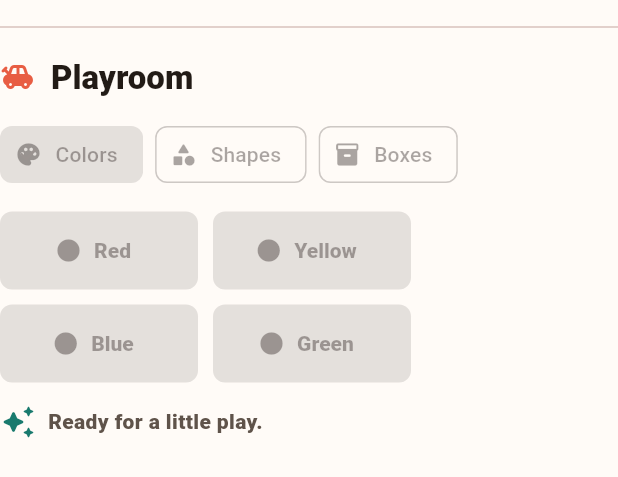
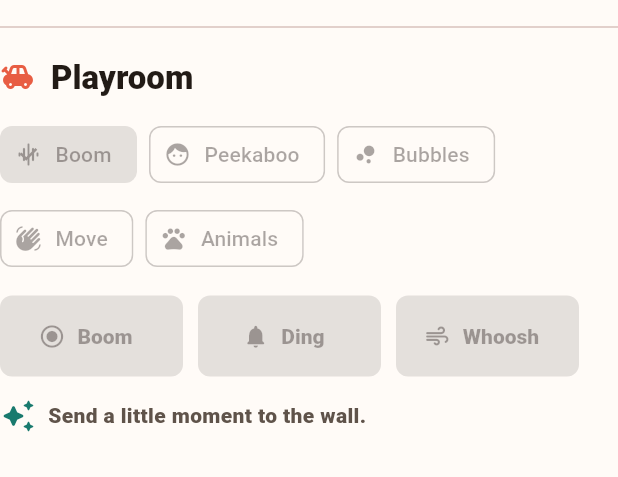
Before and after one commit to d3xt3r2909/family_hearth, a Flutter app: the RelativePlayroomPanel widget shown alone on an empty page, opened directly with empty values, on a phone screen of 412 x 824 dp. Shown: the top 477 px of the screen. Run offline on Flutter 3.47's test engine with Material 3 defaults, Android fonts, the phone set to English and light mode, and no system bars; our stand-ins replace cloud_firestore, firebase_auth, firebase_core, flutter_riverpod, shared_preferences; missing offline and left inert: flutter_webrtc; accounts and stored records are empty; network calls fail.

Commit message:
Make playroom baby-first

```diff
--- a/lib/src/domain/play_session.dart
+++ b/lib/src/domain/play_session.dart
@@ -1,18 +1,22 @@
-enum PlayActivity { colorPop, findShape, peekabooBox }
+enum PlayActivity { babyBeats, peekaboo, bubbles, clapAlong, animalSounds }
 
 enum PlaySessionStatus { idle, prompting, answered }
 
 class PlayActivityCatalog {
   const PlayActivityCatalog._();
 
-  static const colorKeys = ['red', 'yellow', 'blue', 'green'];
-  static const shapeKeys = ['circle', 'star', 'triangle'];
-  static const boxKeys = ['box1', 'box2', 'box3'];
+  static const beatKeys = ['boom', 'ding', 'whoosh'];
+  static const peekabooKeys = ['peekaboo', 'hello', 'smile'];
+  static const bubbleKeys = ['bubbles', 'stars', 'rainbow'];
+  static const clapKeys = ['clap', 'wave', 'dance'];
+  static const animalKeys = ['dog', 'cat', 'cow'];
 
   static List<String> optionsFor(PlayActivity activity) => switch (activity) {
-    PlayActivity.colorPop => colorKeys,
-    PlayActivity.findShape => shapeKeys,
-    PlayActivity.peekabooBox => boxKeys,
+    PlayActivity.babyBeats => beatKeys,
+    PlayActivity.peekaboo => peekabooKeys,
+    PlayActivity.bubbles => bubbleKeys,
+    PlayActivity.clapAlong => clapKeys,
+    PlayActivity.animalSounds => animalKeys,
   };
 }
 
@@ -30,6 +34,8 @@ class PlaySession {
     this.childResponseKey,
     this.childResponseCorrect,
   });
+
+  static const childTouchKey = 'babyTouch';
 
   final String id;
   final String familyId;
@@ -59,7 +65,7 @@ class PlaySession {
     return PlaySession(
       id: id,
       familyId: familyId,
-      activity: PlayActivity.colorPop,
+      activity: PlayActivity.babyBeats,
       status: PlaySessionStatus.idle,
       targetKey: '',
       options: const [],
@@ -102,7 +108,7 @@ class PlaySession {
       createdAt: createdAt,
       updatedAt: DateTime.now(),
       childResponseKey: responseKey,
-      childResponseCorrect: responseKey == targetKey,
+      childResponseCorrect: null,
     );
   }
 
@@ -125,7 +131,7 @@ class PlaySession {
       familyId: json['familyId'] as String? ?? '',
       activity: PlayActivity.values.firstWhere(
         (activity) => activity.name == json['activity'],
-        orElse: () => PlayActivity.colorPop,
+        orElse: () => PlayActivity.babyBeats,
       ),
       status: PlaySessionStatus.values.firstWhere(
         (status) => status.name == json['status'],
--- a/lib/src/i18n/app_localizations.dart
+++ b/lib/src/i18n/app_localizations.dart
@@ -602,71 +602,53 @@ class AppStrings {
   String get playroom => _pick('Playroom', 'Igraonica', 'Spielzimmer');
   String get clearPlay => _pick('Clear play', 'Očisti igru', 'Spiel leeren');
   String get playroomReady => _pick(
-    'Ready for a little play.',
-    'Spremno za malu igru.',
-    'Bereit für ein kleines Spiel.',
+    'Send a little moment to the wall.',
+    'Pošalji mali trenutak na zid.',
+    'Schicke einen kleinen Moment an die Wand.',
   );
   String playActivityLabel(PlayActivity activity) => switch (activity) {
-    PlayActivity.colorPop => _pick('Colors', 'Boje', 'Farben'),
-    PlayActivity.findShape => _pick('Shapes', 'Oblici', 'Formen'),
-    PlayActivity.peekabooBox => _pick('Boxes', 'Kutije', 'Boxen'),
+    PlayActivity.babyBeats => _pick('Boom', 'Bum', 'Bumm'),
+    PlayActivity.peekaboo => _pick('Peekaboo', 'Kuku', 'Kuckuck'),
+    PlayActivity.bubbles => _pick('Bubbles', 'Balončići', 'Blasen'),
+    PlayActivity.clapAlong => _pick('Move', 'Pokret', 'Bewegen'),
+    PlayActivity.animalSounds => _pick('Animals', 'Životinje', 'Tiere'),
   };
   String playTargetLabel(String key) => switch (key) {
-    'red' => _pick('Red', 'Crvena', 'Rot'),
-    'yellow' => _pick('Yellow', 'Žuta', 'Gelb'),
-    'blue' => _pick('Blue', 'Plava', 'Blau'),
-    'green' => _pick('Green', 'Zelena', 'Grün'),
-    'circle' => _pick('Circle', 'Krug', 'Kreis'),
-    'star' => _pick('Star', 'Zvijezda', 'Stern'),
-    'triangle' => _pick('Triangle', 'Trougao', 'Dreieck'),
-    'box1' => _pick('Box 1', 'Kutija 1', 'Box 1'),
-    'box2' => _pick('Box 2', 'Kutija 2', 'Box 2'),
-    'box3' => _pick('Box 3', 'Kutija 3', 'Box 3'),
+    'boom' => _pick('Boom', 'Bum', 'Bumm'),
+    'ding' => _pick('Ding', 'Ding', 'Ding'),
+    'whoosh' => _pick('Whoosh', 'Fiju', 'Wusch'),
+    'peekaboo' => _pick('Peekaboo', 'Kuku', 'Kuckuck'),
+    'hello' => _pick('Hello', 'Ćao', 'Hallo'),
+    'smile' => _pick('Smile', 'Osmijeh', 'Lächeln'),
+    'bubbles' => _pick('Bubbles', 'Balončići', 'Blasen'),
+    'stars' => _pick('Stars', 'Zvjezdice', 'Sterne'),
+    'rainbow' => _pick('Rainbow', 'Duga', 'Regenbogen'),
+    'clap' => _pick('Clap', 'Pljesak', 'Klatschen'),
+    'wave' => _pick('Wave', 'Mahni', 'Winken'),
+    'dance' => _pick('Dance', 'Ples', 'Tanzen'),
+    'dog' => _pick('Dog', 'Cuko', 'Hund'),
+    'cat' => _pick('Cat', 'Maca', 'Katze'),
+    'cow' => _pick('Cow', 'Krava', 'Kuh'),
     _ => key,
   };
-  String playWallPrompt(PlayActivity activity, String target) =>
+  String playWallMoment(PlayActivity activity, String target) =>
       switch (activity) {
-        PlayActivity.colorPop => _pick(
-          'Touch $target',
-          'Dodirni $target',
-          'Tippe $target',
-        ),
-        PlayActivity.findShape => _pick(
-          'Find $target',
-          'Nađi $target',
-          'Finde $target',
-        ),
-        PlayActivity.peekabooBox => _pick(
-          'Open $target',
-          'Otvori $target',
-          'Öffne $target',
-        ),
+        PlayActivity.babyBeats => '$target!',
+        PlayActivity.peekaboo => '$target!',
+        PlayActivity.bubbles => '$target!',
+        PlayActivity.clapAlong => '$target!',
+        PlayActivity.animalSounds => '$target!',
       };
-  String playWallCorrect(String target) =>
-      _pick('$target!', '$target!', '$target!');
-  String get playWallTryAgain =>
-      _pick('Good try!', 'Dobar pokušaj!', 'Gut versucht!');
-  String playWaitingForChild(String target) => _pick(
-    'Waiting for child to touch $target.',
-    'Čekam da dijete dodirne $target.',
-    'Warte, bis das Kind $target antippt.',
+  String get playWallTapHint =>
+      _pick('Tap anywhere', 'Dodirni bilo gdje', 'Irgendwo tippen');
+  String get playWallBabyJoined => _pick('Again!', 'Još!', 'Nochmal!');
+  String get playWaitingForChild => _pick(
+    'Waiting for a tiny tap.',
+    'Čekam mali dodir.',
+    'Warte auf einen kleinen Tipp.',
   );
-  String playChildAnswered(String target, bool correct) {
-    if (target.trim().isEmpty) {
-      return playroomReady;
-    }
-    return correct
-        ? _pick(
-            'Child found $target.',
-            'Dijete je našlo $target.',
-            'Kind hat $target gefunden.',
-          )
-        : _pick(
-            'Child touched $target.',
-            'Dijete je dodirnulo $target.',
-            'Kind hat $target angetippt.',
-          );
-  }
+  String get playChildResponded =>
+      _pick('Baby touched it.', 'Beba je dodirnula.', 'Baby hat getippt.');
 
   String get hangUp => _pick('Hang up', 'Prekini', 'Auflegen');
   String get firebaseSignalingOffline => _pick(
```
Also changed, not shown: lib/src/features/play/playroom_widgets.dart (+256 -136 lines), 2 other files.
